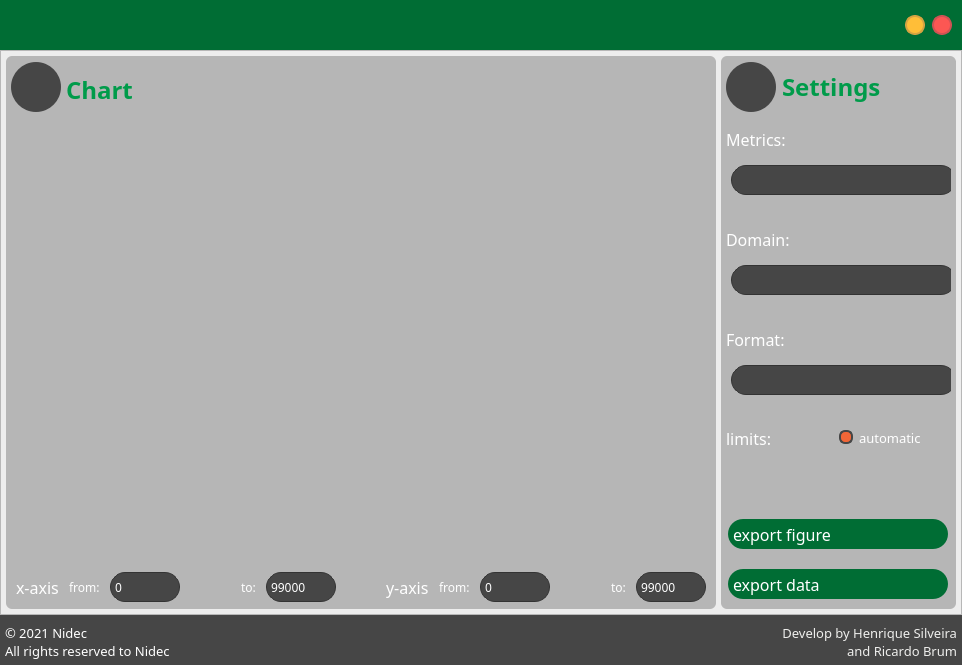
Old version of the form Forms/graph.ui in the repository henriquealende/PsychoBox.
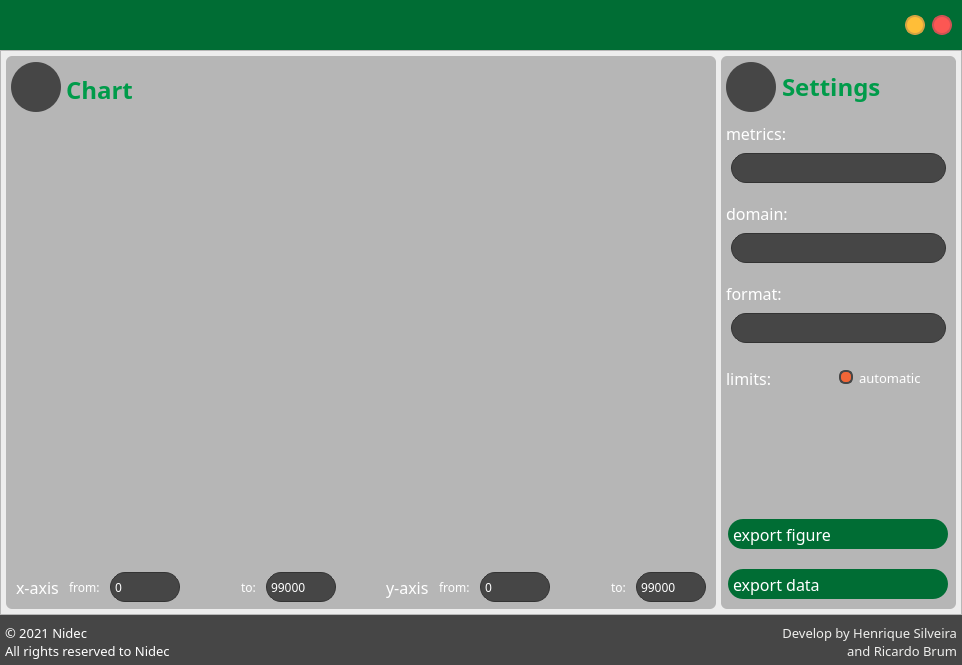
New version of the form. Icons and pictures are not drawn.

Commit message: refactoring graph_utils

Diff of the .ui file:
```diff
--- a/Forms/graph.ui
+++ b/Forms/graph.ui
@@ -946,13 +946,13 @@
            <property name="minimumSize">
             <size>
              <width>225</width>
-             <height>100</height>
+             <height>80</height>
             </size>
            </property>
            <property name="maximumSize">
             <size>
              <width>225</width>
-             <height>100</height>
+             <height>80</height>
             </size>
            </property>
            <property name="frameShape">
@@ -996,7 +996,7 @@
                <string notr="true">color: rgb(255, 255, 255);</string>
               </property>
               <property name="text">
-               <string>Metrics:</string>
+               <string>metrics:</string>
               </property>
               <property name="alignment">
                <set>Qt::AlignLeading|Qt::AlignLeft|Qt::AlignVCenter</set>
@@ -1007,7 +1007,7 @@
              <widget class="QComboBox" name="mainBox_2">
               <property name="minimumSize">
                <size>
-                <width>235</width>
+                <width>195</width>
                 <height>30</height>
                </size>
               </property>
@@ -1080,13 +1080,13 @@
            <property name="minimumSize">
             <size>
              <width>225</width>
-             <height>100</height>
+             <height>80</height>
             </size>
            </property>
            <property name="maximumSize">
             <size>
              <width>225</width>
-             <height>100</height>
+             <height>80</height>
             </size>
            </property>
            <property name="frameShape">
@@ -1130,7 +1130,7 @@
                <string notr="true">color: rgb(255, 255, 255);</string>
               </property>
               <property name="text">
-               <string>Domain:</string>
+               <string>domain:</string>
               </property>
               <property name="alignment">
                <set>Qt::AlignLeading|Qt::AlignLeft|Qt::AlignVCenter</set>
@@ -1144,7 +1144,7 @@
               </property>
               <property name="minimumSize">
                <size>
-                <width>235</width>
+                <width>195</width>
                 <height>30</height>
                </size>
               </property>
@@ -1223,13 +1223,13 @@
            <property name="minimumSize">
             <size>
              <width>225</width>
-             <height>100</height>
+             <height>80</height>
             </size>
            </property>
            <property name="maximumSize">
             <size>
-             <width>225</width>
-             <height>100</height>
+             <width>80</width>
+             <height>150</height>
             </size>
            </property>
            <property name="frameShape">
@@ -1273,7 +1273,7 @@
                <string notr="true">color: rgb(255, 255, 255);</string>
               </property>
               <property name="text">
-               <string>Format:</string>
+               <string>format:</string>
               </property>
               <property name="alignment">
                <set>Qt::AlignLeading|Qt::AlignLeft|Qt::AlignVCenter</set>
@@ -1287,7 +1287,7 @@
               </property>
               <property name="minimumSize">
                <size>
-                <width>235</width>
+                <width>195</width>
                 <height>30</height>
                </size>
               </property>
```
Left out of the diff: 20 changed lines with no effect on the pictures. The commit also changes 12 other files.
